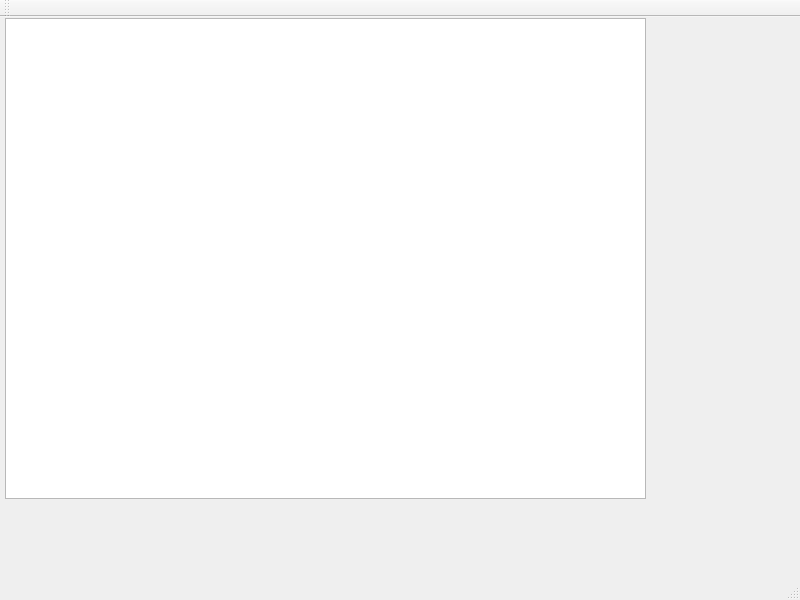
The window that mainwindow.ui (ammelto/QtPhysicsSandbox) describes before a commit, drawn with Qt 5.
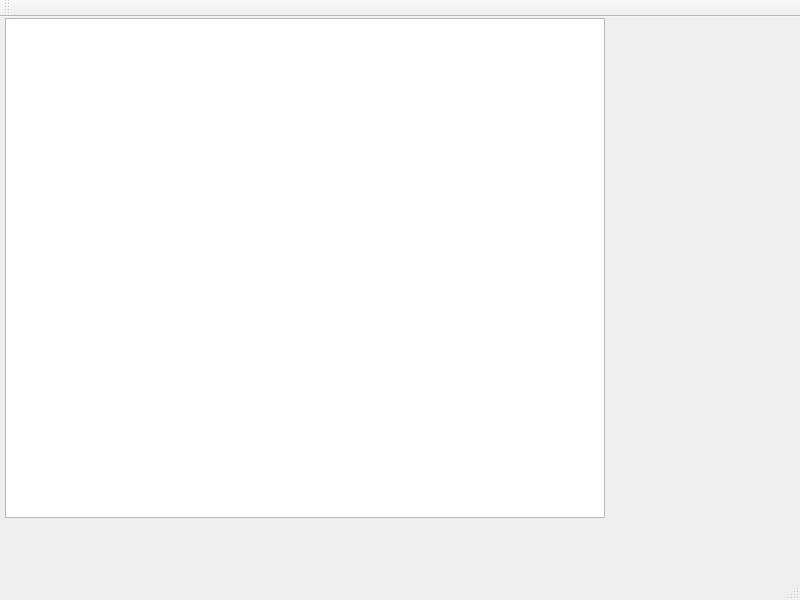
The same window after the commit.

The edit to the form file:
```diff
--- a/mainwindow.ui
+++ b/mainwindow.ui
@@ -16,6 +16,12 @@
     <height>600</height>
    </size>
   </property>
+  <property name="maximumSize">
+   <size>
+    <width>800</width>
+    <height>600</height>
+   </size>
+  </property>
   <property name="windowTitle">
    <string>MainWindow</string>
   </property>
@@ -25,10 +31,31 @@
      <rect>
       <x>5</x>
       <y>1</y>
-      <width>641</width>
-      <height>481</height>
+      <width>600</width>
+      <height>500</height>
      </rect>
     </property>
+    <property name="sizePolicy">
+     <sizepolicy hsizetype="Fixed" vsizetype="Fixed">
+      <horstretch>0</horstretch>
+      <verstretch>0</verstretch>
+     </sizepolicy>
+    </property>
+    <property name="minimumSize">
+     <size>
+      <width>600</width>
+      <height>500</height>
+     </size>
+    </property>
+    <property name="maximumSize">
+     <size>
+      <width>600</width>
+      <height>500</height>
+     </size>
+    </property>
+    <property name="resizeAnchor">
+     <enum>QGraphicsView::AnchorViewCenter</enum>
+    </property>
    </widget>
   </widget>
   <widget class="QMenuBar" name="menuBar">
```
